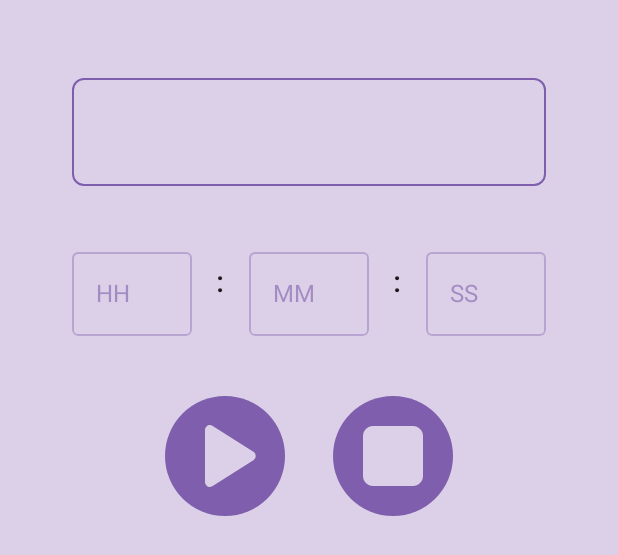
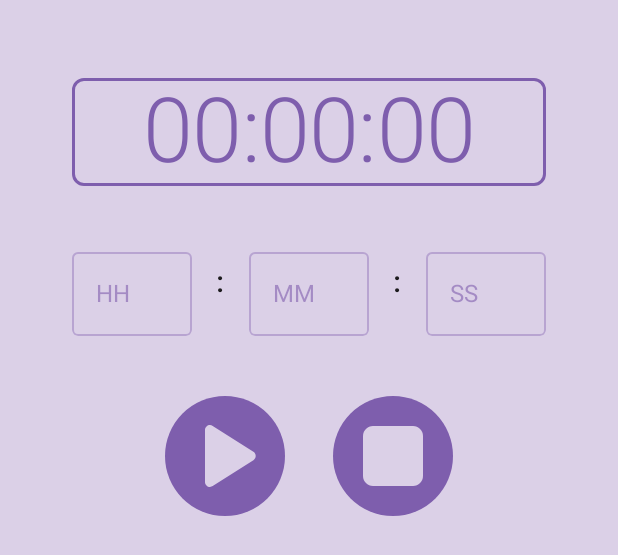
Before and after one commit to lukeforit/dev-challenge-componse-2-timer, an Android app built with Jetpack Compose: the @Preview function LightPreview, on a phone screen of 412 x 824 dp. Shown: the top 555 px of the screen. Run offline under Robolectric (Android 15) with nearby library versions, the phone set to English and light mode, and no system bars; our stand-ins replace livedata-compose.

Commit message:
Animate border

```diff
--- a/app/src/main/java/com/example/androiddevchallenge/MainActivity.kt
+++ b/app/src/main/java/com/example/androiddevchallenge/MainActivity.kt
@@ -54,8 +54,7 @@ class MainActivity : AppCompatActivity() {
                 window.statusBarColor = MaterialTheme.colors.surface.toArgb()
                 window.navigationBarColor = MaterialTheme.colors.surface.toArgb()
 
-                val time: String by viewModel.timeLiveData.observeAsState("")
-                MyApp(time, viewModel)
+                MyApp(viewModel)
             }
         }
     }
@@ -63,9 +62,12 @@ class MainActivity : AppCompatActivity() {
 
 // Start building your app here!
 @Composable
-fun MyApp(time: String, viewModel: FinalCountDownViewModel) {
+fun MyApp(viewModel: FinalCountDownViewModel) {
     Surface(color = MaterialTheme.colors.background, modifier = Modifier.fillMaxSize()) {
         Column() {
+            val time: String by viewModel.timeLiveData.observeAsState("")
+            val digit: Int by viewModel.animationLiveData.observeAsState(0)
+
             var textH by remember { mutableStateOf("") }
             var textM by remember { mutableStateOf("") }
             var textS by remember { mutableStateOf("") }
@@ -74,6 +76,7 @@ fun MyApp(time: String, viewModel: FinalCountDownViewModel) {
 
             TimerDisplay(
                 displayTime = time,
+                digit = digit,
                 countDownTime,
                 object : OnCountDownTimeChangeListener {
                     override fun onHoursChange(hh: String) {
@@ -101,7 +104,7 @@ fun MyApp(time: String, viewModel: FinalCountDownViewModel) {
 @Composable
 fun LightPreview() {
     MyTheme {
-        MyApp("", FinalCountDownViewModel())
+        MyApp(FinalCountDownViewModel())
     }
 }
 
@@ -109,6 +112,6 @@ fun LightPreview() {
 @Composable
 fun DarkPreview() {
     MyTheme(darkTheme = true) {
-        MyApp("", FinalCountDownViewModel())
+        MyApp(FinalCountDownViewModel())
     }
 }
--- a/app/src/main/java/com/example/androiddevchallenge/ft/timer/FinalCountDownViewModel.kt
+++ b/app/src/main/java/com/example/androiddevchallenge/ft/timer/FinalCountDownViewModel.kt
@@ -24,6 +24,9 @@ class FinalCountDownViewModel : ViewModel() {
 
     private val _timeLiveData: MutableLiveData<String> = MutableLiveData()
     val timeLiveData: LiveData<String> get() = _timeLiveData
+
+    private val _animationLiveData: MutableLiveData<Int> = MutableLiveData()
+    val animationLiveData: LiveData<Int> get() = _animationLiveData
 
     private var timer = buildTimer(0)
 
@@ -59,6 +62,7 @@ class FinalCountDownViewModel : ViewModel() {
 
             override fun onTick(millisUntilFinished: Long) {
                 _timeLiveData.value = formatTime(millisUntilFinished)
+                _animationLiveData.value = ((millisUntilFinished / 1000) % 10).toInt()
             }
 
             override fun onFinish() {}
--- a/app/src/main/java/com/example/androiddevchallenge/ft/timer/TimerDisplay.kt
+++ b/app/src/main/java/com/example/androiddevchallenge/ft/timer/TimerDisplay.kt
@@ -15,6 +15,7 @@
  */
 package com.example.androiddevchallenge.ft.timer
 
+import androidx.compose.animation.animateColorAsState
 import androidx.compose.foundation.border
 import androidx.compose.foundation.layout.*
 import androidx.compose.foundation.shape.RoundedCornerShape
@@ -23,10 +24,11 @@ import androidx.compose.material.MaterialTheme
 import androidx.compose.material.OutlinedTextField
 import androidx.compose.material.Text
 import androidx.compose.material.TextFieldDefaults
-import androidx.compose.runtime.Composable
+import androidx.compose.runtime.*
 import androidx.compose.ui.Alignment
 import androidx.compose.ui.Modifier
 import androidx.compose.ui.draw.clip
+import androidx.compose.ui.graphics.Color
 import androidx.compose.ui.text.input.KeyboardType
 import androidx.compose.ui.text.style.TextAlign
 import androidx.compose.ui.tooling.preview.Preview
@@ -35,10 +37,27 @@ import androidx.compose.ui.unit.dp
 @Composable
 fun TimerDisplay(
     displayTime: String,
+    digit: Int,
     countDownTime: CountDownTime,
     listener: OnCountDownTimeChangeListener
 ) {
     Column(modifier = Modifier.padding(top = 16.dp)) {
+        val borderColor by animateColorAsState(
+            targetValue = when (digit) {
+                0 -> MaterialTheme.colors.primary
+                1 -> Color(0xFFDD89DD)
+                2 -> Color(0xFF673AB7)
+                3 -> Color(0xFF3F51B5)
+                4 -> Color(0xFF4CAF50)
+                5 -> Color(0xFFFFEB3B)
+                6 -> Color(0xFFFF9800)
+                7 -> Color(0xFFF44336)
+                8 -> Color(0xFF00BCD4)
+                9 -> Color(0xFFFFC107)
+                else -> Color(0xFF393044)
+            },
+        )
+
         Text(
             text = displayTime,
             style = MaterialTheme.typography.h2,
@@ -48,7 +67,7 @@ fun TimerDisplay(
                 .padding(vertical = 36.dp, horizontal = 48.dp)
                 .fillMaxWidth()
                 .align(Alignment.CenterHorizontally)
-                .border(1.dp, MaterialTheme.colors.primary, RoundedCornerShape(8.dp))
+                .border(2.dp, borderColor, RoundedCornerShape(8.dp))
         )
 
         Row(modifier = Modifier.align(alignment = Alignment.CenterHorizontally)) {
@@ -126,5 +145,5 @@ fun TimerDisplayPreview() {
         override fun onMinutesChange(mm: String) = Unit
         override fun onSecondsChange(ss: String) = Unit
     }
-    TimerDisplay("01:30:00", CountDownTime("2", "2", "2"), listener)
+    TimerDisplay("01:30:00", 0, CountDownTime("2", "2", "2"), listener)
 }
```
